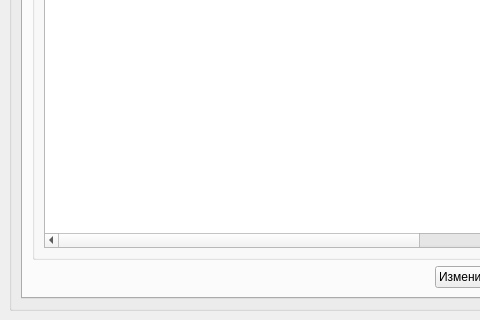
First picture: the form in ui/mainwindow.ui, repository 7enSmile/SchoolCalls, before the edit; both pictures show x 0 to 480 and y 373 to 693 of the 654 by 693 pixel window.
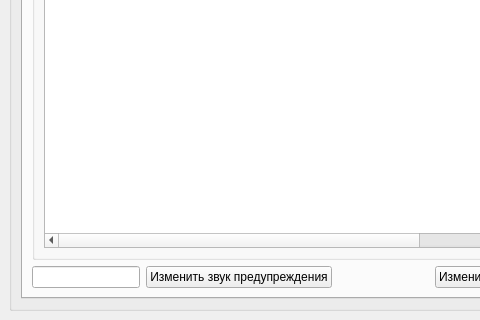
Second picture: the form after the edit.

What changed in the file:
```diff
--- a/ui/mainwindow.ui
+++ b/ui/mainwindow.ui
@@ -215,6 +215,20 @@
            </item>
            <item>
             <layout class="QHBoxLayout" name="horizontalLayout_2">
+             <item>
+              <widget class="QLineEdit" name="lineEditWarningCall">
+               <property name="enabled">
+                <bool>true</bool>
+               </property>
+              </widget>
+             </item>
+             <item>
+              <widget class="QPushButton" name="pushButtonChangeWarningCall">
+               <property name="text">
+                <string>Изменить звук предупреждения</string>
+               </property>
+              </widget>
+             </item>
              <item>
               <spacer name="horizontalSpacer">
                <property name="orientation">
```
Left out of the diff: 2 changed lines with no effect on the pictures.
